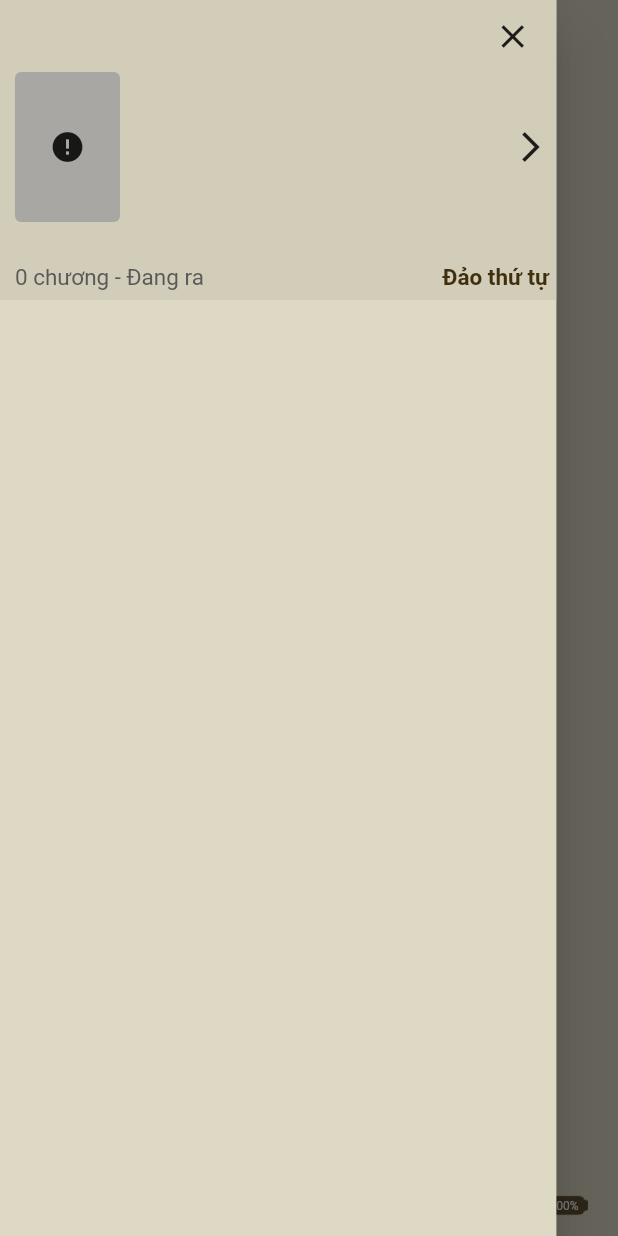
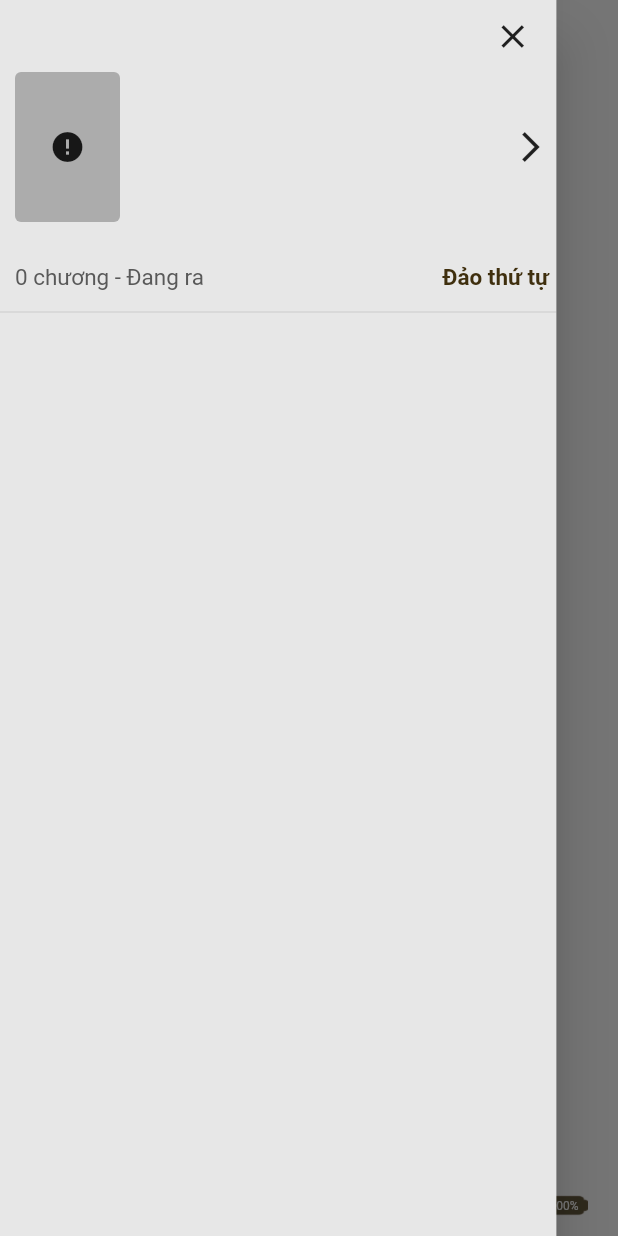
Before and after one commit to LEHOANGLONG0807/customer_story, a Flutter app: the ReadStoryPage screen opened by its route, with the side drawer open, on a phone screen of 412 x 824 dp. Run offline on Flutter 3.47's test engine with Material 2 defaults, Android fonts, the light colour scheme and no system bars; drawn by our look-alikes of cached_network_image, google_mobile_ads, scrollable_positioned_list; our stand-ins replace battery, device_info, dio, firebase_analytics, firebase_core, flutter_easyloading and 12 more; missing offline and left inert: audio_session, firebase_analytics_web, firebase_core_web, just_audio_web, vs_scrollbar, wakelock_web; accounts and stored records are empty; network calls fail; statements that could not run were skipped.

Commit message:
change color read page

```diff
--- a/lib/pages/detail_story/page.dart
+++ b/lib/pages/detail_story/page.dart
@@ -168,7 +168,7 @@ class DetailStoryPage extends GetView<DetailStoryController> {
         ),
         20.verticalSpace,
         Container(
-          width:controller.bannerAdMedium.size.width.toDouble(),
+          width: controller.bannerAdMedium.size.width.toDouble(),
           height: controller.bannerAdMedium.size.height.toDouble(),
           child: AdWidget(ad: controller.bannerAdMedium),
         ),
@@ -252,8 +252,6 @@ class DetailStoryPage extends GetView<DetailStoryController> {
       color: Colors.white,
       child: Row(
         children: [
-          Expanded(child: Text('Nghe truyện').elevatedButton(onPressed: null)),
-          20.horizontalSpace,
           Expanded(child: Text('Đọc truyện').elevatedButton(onPressed: controller.onTapReadingStory)),
         ],
       ),
--- a/lib/pages/read_story/page.dart
+++ b/lib/pages/read_story/page.dart
@@ -2,6 +2,7 @@ import 'package:google_mobile_ads/google_mobile_ads.dart';
 import 'package:scrollable_positioned_list/scrollable_positioned_list.dart';
 import 'package:flutter/material.dart';
 import 'package:get/get.dart';
+import 'package:truyen_chu/theme/theme.dart';
 import '../../common/common.dart';
 import 'widget/widget.dart';
 
@@ -15,7 +16,7 @@ class ReadStoryPage extends GetView<ReadStoryController> {
       onWillPop: controller.onBack,
       child: Scaffold(
         key: controller.scaffoldKey,
-        backgroundColor: const Color(0xffDED9C5),
+        backgroundColor: Colors.white,
         body: Obx(() {
           final _index = controller.currentIndexPage.value;
           return Stack(
@@ -30,7 +31,7 @@ class ReadStoryPage extends GetView<ReadStoryController> {
                         _index == 1 ? '' : controller.chapterContentModel.value.title ?? '',
                         maxLines: 1,
                         overflow: TextOverflow.ellipsis,
-                        style: _theme.textTheme.subtitle1!.text3F2F0E,
+                        style: _theme.textTheme.subtitle1!.textBlack,
                       ).wrapHeight(25),
                       _buildContainerRead(),
                       Container(
@@ -84,13 +85,13 @@ class ReadStoryPage extends GetView<ReadStoryController> {
                         child: Text(
                           _text,
                           textAlign: TextAlign.center,
-                          style: _theme.textTheme.headline5!.text3F2F0E,
+                          style: _theme.textTheme.headline5!.textBlack,
                         ),
                       );
                     }
                     return Text(
                       _text,
-                      style: controller.textStyle.value.text3F2F0E,
+                      style: controller.textStyle.value.textBlack,
                     );
                   },
                 ),
@@ -120,7 +121,7 @@ class ReadStoryPage extends GetView<ReadStoryController> {
                             Text(
                               _text,
                               textAlign: TextAlign.center,
-                              style: _theme.textTheme.headline5!.text3F2F0E,
+                              style: _theme.textTheme.headline5!.textBlack,
                             ),
                           ],
                         );
@@ -130,7 +131,7 @@ class ReadStoryPage extends GetView<ReadStoryController> {
                           children: [
                             Text(
                               _text,
-                              style: controller.textStyle.value.text3F2F0E,
+                              style: controller.textStyle.value.textBlack,
                             ),
                             Container(
                               width: controller.bannerAdMedium2.size.width.toDouble(),
@@ -144,7 +145,7 @@ class ReadStoryPage extends GetView<ReadStoryController> {
                       }
                       return Text(
                         _text,
-                        style: controller.textStyle.value.text3F2F0E,
+                        style: controller.textStyle.value.textBlack,
                       );
                     },
                     itemScrollController: controller.itemScrollController,
@@ -185,7 +186,7 @@ class ReadStoryPage extends GetView<ReadStoryController> {
       duration: 250.milliseconds,
       width: double.infinity,
       height: controller.showAction.value ? 80 : 0,
-      color: const Color(0xffD2CDB9),
+      color: AssetColors.colorGreyE7E7E7,
       child: Row(
         crossAxisAlignment: CrossAxisAlignment.end,
         mainAxisAlignment: MainAxisAlignment.spaceBetween,
--- a/lib/pages/read_story/widget/container_bottom_action.dart
+++ b/lib/pages/read_story/widget/container_bottom_action.dart
@@ -1,5 +1,6 @@
 import 'package:flutter/material.dart';
 import 'package:get/get.dart';
+import 'package:truyen_chu/theme/theme.dart';
 import '../../../common/common.dart';
 
 import '../../pages.dart';
@@ -15,7 +16,7 @@ class ContainerBottomReadAction extends StatelessWidget {
         width: double.infinity,
         height: _controller.showAction.value ? 130 : 0,
         padding: UIHelper.paddingAll16,
-        color: const Color(0xffD2CDB9),
+        color: AssetColors.colorGreyE7E7E7,
         child: SingleChildScrollView(
           child: Row(
             crossAxisAlignment: CrossAxisAlignment.end,
--- a/lib/pages/read_story/widget/container_drawer.dart
+++ b/lib/pages/read_story/widget/container_drawer.dart
@@ -1,5 +1,6 @@
 import 'package:flutter/material.dart';
 import 'package:get/get.dart';
+import 'package:truyen_chu/theme/theme.dart';
 import '../../../common/common.dart';
 
 import '../../pages.dart';
@@ -13,14 +14,16 @@ class ContainerDrawer extends StatelessWidget {
     if (_controller.reverseChapterList.value) {
       _scrollController = ScrollController(initialScrollOffset: _controller.chapterContentModel.value.id * 60 - Get.height / 2);
     } else {
-      _scrollController = ScrollController(initialScrollOffset: (_controller.allChapters.length - _controller.chapterContentModel.value.id) * 60 - Get.height / 2);
+      _scrollController =
+          ScrollController(initialScrollOffset: (_controller.allChapters.length - _controller.chapterContentModel.value.id) * 60 - Get.height / 2);
     }
     return Container(
       width: double.infinity,
-      color: const Color(0xffDED9C5),
+      color: AssetColors.colorGreyE7E7E7,
       child: Column(
         children: [
           _buildContainerHeader(),
+          const Divider(),
           Expanded(
             child: _buildListChapter(),
           ),
@@ -45,7 +48,7 @@ class ContainerDrawer extends StatelessWidget {
         },
         itemCount: _controller.allChapters.length,
         separatorBuilder: (_, int index) => const Divider(height: 0),
-      ).scrollBar(color: Color(0xff3F2F0E), controller: _scrollController),
+      ).scrollBar(color: Colors.black, controller: _scrollController),
     );
   }
 
@@ -60,7 +63,7 @@ class ContainerDrawer extends StatelessWidget {
           title,
           maxLines: 1,
           overflow: TextOverflow.ellipsis,
-          style: _theme.textTheme.subtitle1!.textColor(isSelected ? Color(0xffDF9B34) : Color(0xff3F2F0E)).weight(isSelected ? FontWeight.bold : FontWeight.w500),
+          style: _theme.textTheme.subtitle1!.textColor(isSelected ? Color(0xffDF9B34) : Colors.black).weight(isSelected ? FontWeight.bold : FontWeight.w500),
         ),
       ),
     );
@@ -71,7 +74,6 @@ class ContainerDrawer extends StatelessWidget {
       height: 200,
       padding: const EdgeInsets.fromLTRB(10, 0, 5, 5),
       width: double.infinity,
-      color: const Color(0xffD2CDB9),
       child: Column(
         crossAxisAlignment: CrossAxisAlignment.end,
         children: [
```
